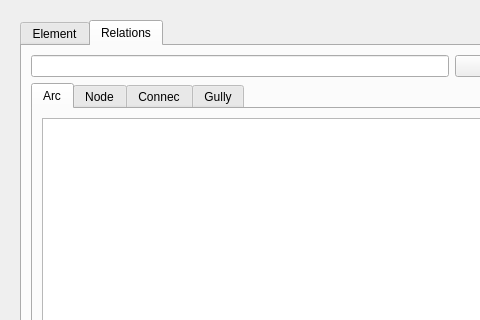
Giswater/giswater_qgis_plugin, file core/ui/toolbars/edit/element.ui: the form before one commit; both pictures show x 0 to 480 and y 0 to 320 of the 618 by 781 pixel window.
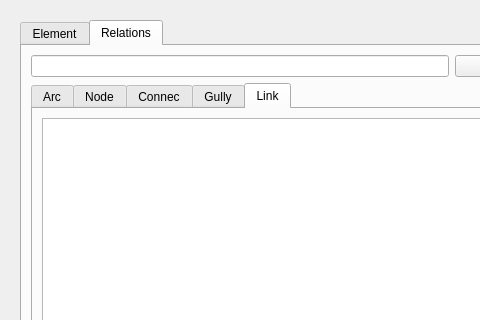
The form after the commit. The open tabs and pages were chosen to show the change.

Commit message: Feat: Manage custom form for links and enhance relations on document and element

```diff
--- a/core/ui/toolbars/edit/element.ui
+++ b/core/ui/toolbars/edit/element.ui
@@ -666,6 +666,16 @@
               </item>
              </layout>
             </widget>
+            <widget class="QWidget" name="tab_link">
+             <attribute name="title">
+              <string>Link</string>
+             </attribute>
+             <layout class="QGridLayout" name="gridLayout_5">
+              <item row="0" column="0">
+               <widget class="QTableView" name="tbl_element_x_link"/>
+              </item>
+             </layout>
+            </widget>
            </widget>
           </item>
          </layout>
```
The commit also changes 5 other files.
